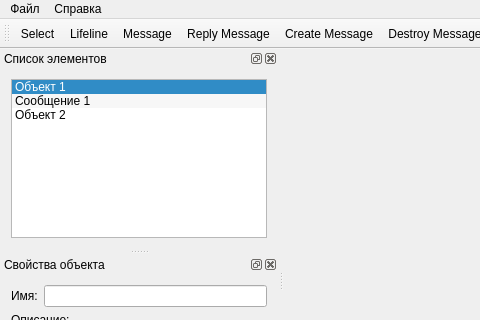
Before: the Qt Designer form sumleditor/sumleditor/sumleditor.ui in ARyaskov/SmilingMoose, drawn with Qt 5; both pictures show x 0 to 480 and y 0 to 320 of the 725 by 532 pixel window.
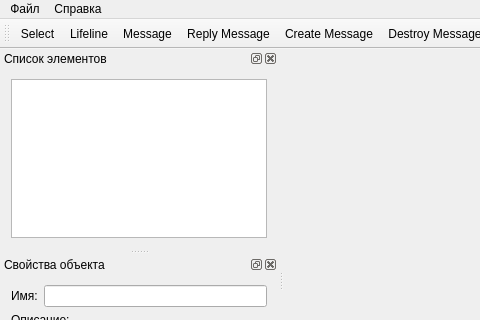
After: the same form once the commit is applied. Icons and pictures are not drawn.

Commit message: Переименован класс главного окна. Добавлено перечисление состояний нажатий на панель инструментов, добавлены слоты для них. Удалены тестовые и пробные функции. Внесены мелкие исправления в коде.

```diff
--- a/sumleditor/sumleditor/sumleditor.ui
+++ b/sumleditor/sumleditor/sumleditor.ui
@@ -103,23 +103,8 @@
         <bool>true</bool>
        </property>
        <property name="currentRow">
-        <number>0</number>
+        <number>-1</number>
        </property>
-       <item>
-        <property name="text">
-         <string>Объект 1</string>
-        </property>
-       </item>
-       <item>
-        <property name="text">
-         <string>Сообщение 1</string>
-        </property>
-       </item>
-       <item>
-        <property name="text">
-         <string>Объект 2</string>
-        </property>
-       </item>
       </widget>
      </item>
     </layout>
```
Left out of the diff: 4 changed lines with no effect on the pictures. The commit also changes 7 other files.
